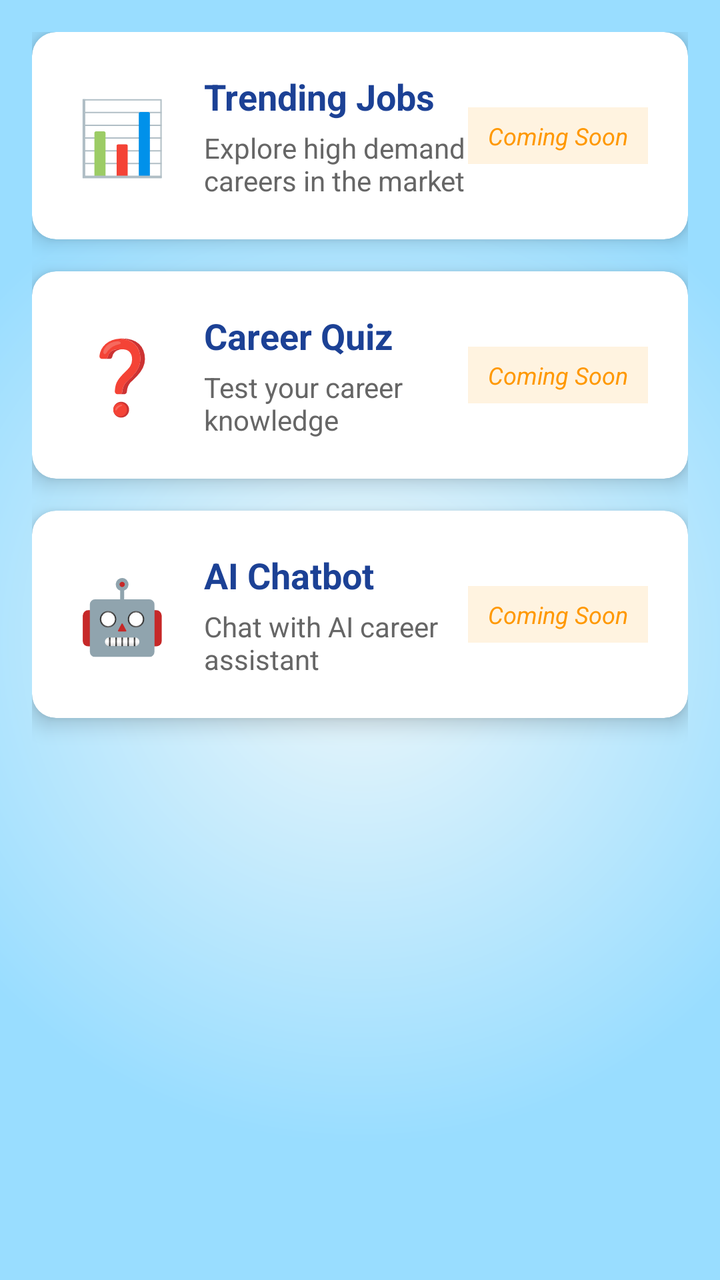
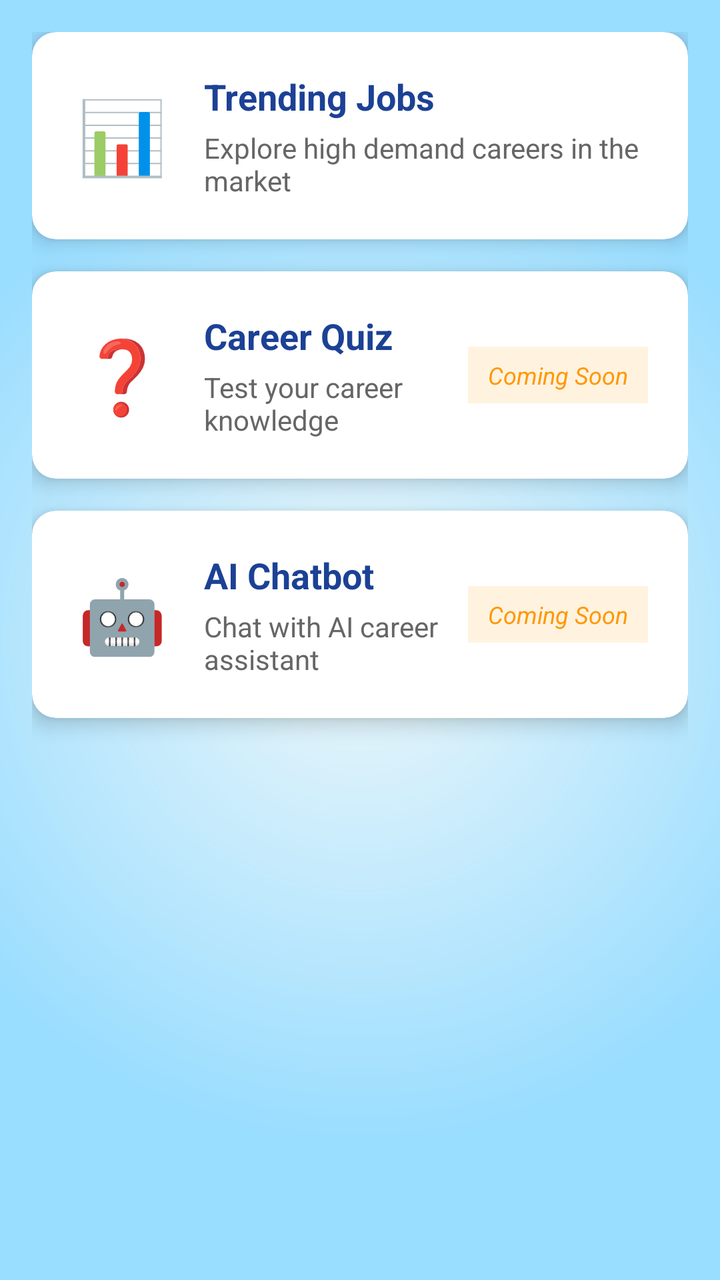

The first picture is an Android layout as it rendered before a commit; the second is the same layout after the commit. The layout source and the unified diff follow.
<!-- AndroidManifest.xml: application theme Theme.AspirePath -->
<!-- res/layout/fragment_home.xml -->
<?xml version="1.0" encoding="utf-8"?>
<ScrollView xmlns:android="http://schemas.android.com/apk/res/android"
    xmlns:app="http://schemas.android.com/apk/res-auto"
    xmlns:tools="http://schemas.android.com/tools"
    android:layout_width="match_parent"
    android:layout_height="match_parent"
    android:background="@drawable/gradient_bg"
    android:fillViewport="true"
    tools:context=".Home">

    <LinearLayout
        android:layout_width="match_parent"
        android:layout_height="wrap_content"
        android:orientation="vertical"
        android:padding="16dp">

        











        
        <androidx.cardview.widget.CardView
            android:id="@+id/cardAnalysis"
            android:layout_width="match_parent"
            android:layout_height="wrap_content"
            android:layout_marginBottom="16dp"
            app:cardCornerRadius="12dp"
            app:cardElevation="6dp"
            android:clickable="true"
            android:focusable="true"
            android:foreground="?attr/selectableItemBackground">

            <LinearLayout
                android:layout_width="match_parent"
                android:layout_height="wrap_content"
                android:orientation="horizontal"
                android:padding="20dp"
                android:gravity="center_vertical">

                <TextView
                    android:layout_width="50dp"
                    android:layout_height="50dp"
                    android:text="📊"
                    android:textSize="36sp"
                    android:gravity="center"/>

                <LinearLayout
                    android:layout_width="0dp"
                    android:layout_height="wrap_content"
                    android:layout_weight="1"
                    android:orientation="vertical"
                    android:layout_marginStart="16dp">

                    <TextView
                        android:layout_width="wrap_content"
                        android:layout_height="wrap_content"
                        android:text="Trending Jobs"
                        android:textSize="18sp"
                        android:textStyle="bold"
                        android:textColor="@color/blue"/>

                    <TextView
                        android:layout_width="wrap_content"
                        android:layout_height="wrap_content"
                        android:text="Explore high demand careers in the market"
                        android:textSize="14sp"
                        android:textColor="#666666"
                        android:layout_marginTop="4dp"/>
                </LinearLayout>

                <TextView
                    android:layout_width="wrap_content"
                    android:layout_height="wrap_content"
                    android:text="Coming Soon"
                    android:textSize="12sp"
                    android:textStyle="italic"
                    android:textColor="#FF9800"
                    android:background="#FFF3E0"
                    android:padding="6dp"
                    android:paddingStart="10dp"
                    android:paddingEnd="10dp"/>
            </LinearLayout>
        </androidx.cardview.widget.CardView>

        
        <androidx.cardview.widget.CardView
            android:id="@+id/cardQuiz"
            android:layout_width="match_parent"
            android:layout_height="wrap_content"
            android:layout_marginBottom="16dp"
            app:cardCornerRadius="12dp"
            app:cardElevation="6dp"
            android:clickable="true"
            android:focusable="true"
            android:foreground="?attr/selectableItemBackground">

            <LinearLayout
                android:layout_width="match_parent"
                android:layout_height="wrap_content"
                android:orientation="horizontal"
                android:padding="20dp"
                android:gravity="center_vertical">

                <TextView
                    android:layout_width="50dp"
                    android:layout_height="50dp"
                    android:text="❓"
                    android:textSize="36sp"
                    android:gravity="center"/>

                <LinearLayout
                    android:layout_width="0dp"
                    android:layout_height="wrap_content"
                    android:layout_weight="1"
                    android:orientation="vertical"
                    android:layout_marginStart="16dp">

                    <TextView
                        android:layout_width="wrap_content"
                        android:layout_height="wrap_content"
                        android:text="Career Quiz"
                        android:textSize="18sp"
                        android:textStyle="bold"
                        android:textColor="@color/blue"/>

                    <TextView
                        android:layout_width="wrap_content"
                        android:layout_height="wrap_content"
                        android:text="Test your career knowledge"
                        android:textSize="14sp"
                        android:textColor="#666666"
                        android:layout_marginTop="4dp"/>
                </LinearLayout>

                <TextView
                    android:layout_width="wrap_content"
                    android:layout_height="wrap_content"
                    android:text="Coming Soon"
                    android:textSize="12sp"
                    android:textStyle="italic"
                    android:textColor="#FF9800"
                    android:background="#FFF3E0"
                    android:padding="6dp"
                    android:paddingStart="10dp"
                    android:paddingEnd="10dp"/>
            </LinearLayout>
        </androidx.cardview.widget.CardView>



        
        <androidx.cardview.widget.CardView
            android:id="@+id/cardChatbot"
            android:layout_width="match_parent"
            android:layout_height="wrap_content"
            android:layout_marginBottom="16dp"
            app:cardCornerRadius="12dp"
            app:cardElevation="6dp"
            android:clickable="true"
            android:focusable="true"
            android:foreground="?attr/selectableItemBackground">

            <LinearLayout
                android:layout_width="match_parent"
                android:layout_height="wrap_content"
                android:orientation="horizontal"
                android:padding="20dp"
                android:gravity="center_vertical">

                <TextView
                    android:layout_width="50dp"
                    android:layout_height="50dp"
                    android:text="🤖"
                    android:textSize="36sp"
                    android:gravity="center"/>

                <LinearLayout
                    android:layout_width="0dp"
                    android:layout_height="wrap_content"
                    android:layout_weight="1"
                    android:orientation="vertical"
                    android:layout_marginStart="16dp">

                    <TextView
                        android:layout_width="wrap_content"
                        android:layout_height="wrap_content"
                        android:text="AI Chatbot"
                        android:textSize="18sp"
                        android:textStyle="bold"
                        android:textColor="@color/blue"/>

                    <TextView
                        android:layout_width="wrap_content"
                        android:layout_height="wrap_content"
                        android:text="Chat with AI career assistant"
                        android:textSize="14sp"
                        android:textColor="#666666"
                        android:layout_marginTop="4dp"/>
                </LinearLayout>

                <TextView
                    android:layout_width="wrap_content"
                    android:layout_height="wrap_content"
                    android:text="Coming Soon"
                    android:textSize="12sp"
                    android:textStyle="italic"
                    android:textColor="#FF9800"
                    android:background="#FFF3E0"
                    android:padding="6dp"
                    android:paddingStart="10dp"
                    android:paddingEnd="10dp"/>
            </LinearLayout>
        </androidx.cardview.widget.CardView>

    </LinearLayout>

</ScrollView>
<!-- resources referenced by this layout -->
<resources>
  <color name="blue">#1C4195</color>
  <!-- drawable gradient_bg (drawable) -->
  <?xml version="1.0" encoding="utf-8"?>
  <shape xmlns:android="http://schemas.android.com/apk/res/android"
      android:shape="rectangle">
      <gradient
          android:startColor="#edf7fa"
          android:endColor="#99ddff"
          android:gradientRadius="70%p"
          android:type="radial"
          android:centerX="0.5"
          android:centerY="0.5"
          android:dither="true" />
  </shape>
  <style name="Theme.AspirePath" parent="Base.Theme.AspirePath" />
  <style name="Base.Theme.AspirePath" parent="Theme.Material3.DayNight.NoActionBar">
          
          <item name="colorPrimary">@color/blue</item>
          <item name="colorPrimaryVariant">#0073e6</item>
          <item name="colorOnPrimary">@color/white</item>
          <item name="android:statusBarColor">#0073e6</item>
          
      </style>
  <color name="white">#FFFFFFFF</color>
</resources>

<!-- the commit's change to res/layout/fragment_home.xml (unified diff, before → after) -->
@@ -76,6 +76,60 @@
                         android:layout_marginTop="4dp"/>
                 </LinearLayout>
 
+
+            </LinearLayout>
+        </androidx.cardview.widget.CardView>
+
+        
+        <androidx.cardview.widget.CardView
+            android:id="@+id/cardQuiz"
+            android:layout_width="match_parent"
+            android:layout_height="wrap_content"
+            android:layout_marginBottom="16dp"
+            app:cardCornerRadius="12dp"
+            app:cardElevation="6dp"
+            android:clickable="true"
+            android:focusable="true"
+            android:foreground="?attr/selectableItemBackground">
+
+            <LinearLayout
+                android:layout_width="match_parent"
+                android:layout_height="wrap_content"
+                android:orientation="horizontal"
+                android:padding="20dp"
+                android:gravity="center_vertical">
+
+                <TextView
+                    android:layout_width="50dp"
+                    android:layout_height="50dp"
+                    android:text="❓"
+                    android:textSize="36sp"
+                    android:gravity="center"/>
+
+                <LinearLayout
+                    android:layout_width="0dp"
+                    android:layout_height="wrap_content"
+                    android:layout_weight="1"
+                    android:orientation="vertical"
+                    android:layout_marginStart="16dp">
+
+                    <TextView
+                        android:layout_width="wrap_content"
+                        android:layout_height="wrap_content"
+                        android:text="Career Quiz"
+                        android:textSize="18sp"
+                        android:textStyle="bold"
+                        android:textColor="@color/blue"/>
+
+                    <TextView
+                        android:layout_width="wrap_content"
+                        android:layout_height="wrap_content"
+                        android:text="Test your career knowledge"
+                        android:textSize="14sp"
+                        android:textColor="#666666"
+                        android:layout_marginTop="4dp"/>
+                </LinearLayout>
+
                 <TextView
                     android:layout_width="wrap_content"
                     android:layout_height="wrap_content"
@@ -90,9 +144,11 @@
             </LinearLayout>
         </androidx.cardview.widget.CardView>
 
+
+
         
         <androidx.cardview.widget.CardView
-            android:id="@+id/cardQuiz"
+            android:id="@+id/cardChatbot"
             android:layout_width="match_parent"
             android:layout_height="wrap_content"
             android:layout_marginBottom="16dp"
@@ -112,7 +168,7 @@
                 <TextView
                     android:layout_width="50dp"
                     android:layout_height="50dp"
-                    android:text="❓"
+                    android:text="🤖"
                     android:textSize="36sp"
                     android:gravity="center"/>
 
@@ -126,7 +182,7 @@
                     <TextView
                         android:layout_width="wrap_content"
                         android:layout_height="wrap_content"
-                        android:text="Career Quiz"
+                        android:text="AI Chatbot"
                         android:textSize="18sp"
                         android:textStyle="bold"
                         android:textColor="@color/blue"/>
@@ -134,7 +190,7 @@
                     <TextView
                         android:layout_width="wrap_content"
                         android:layout_height="wrap_content"
-                        android:text="Test your career knowledge"
+                        android:text="Chat with AI career assistant"
                         android:textSize="14sp"
                         android:textColor="#666666"
                         android:layout_marginTop="4dp"/>
@@ -154,72 +210,6 @@
             </LinearLayout>
         </androidx.cardview.widget.CardView>
 
-
-
-        
-        <androidx.cardview.widget.CardView
-            android:id="@+id/cardChatbot"
-            android:layout_width="match_parent"
-            android:layout_height="wrap_content"
-            android:layout_marginBottom="16dp"
-            app:cardCornerRadius="12dp"
-            app:cardElevation="6dp"
-            android:clickable="true"
-            android:focusable="true"
-            android:foreground="?attr/selectableItemBackground">
-
-            <LinearLayout
-                android:layout_width="match_parent"
-                android:layout_height="wrap_content"
-                android:orientation="horizontal"
-                android:padding="20dp"
-                android:gravity="center_vertical">
-
-                <TextView
-                    android:layout_width="50dp"
-                    android:layout_height="50dp"
-                    android:text="🤖"
-                    android:textSize="36sp"
-                    android:gravity="center"/>
-
-                <LinearLayout
-                    android:layout_width="0dp"
-                    android:layout_height="wrap_content"
-                    android:layout_weight="1"
-                    android:orientation="vertical"
-                    android:layout_marginStart="16dp">
-
-                    <TextView
-                        android:layout_width="wrap_content"
-                        android:layout_height="wrap_content"
-                        android:text="AI Chatbot"
-                        android:textSize="18sp"
-                        android:textStyle="bold"
-                        android:textColor="@color/blue"/>
-
-                    <TextView
-                        android:layout_width="wrap_content"
-                        android:layout_height="wrap_content"
-                        android:text="Chat with AI career assistant"
-                        android:textSize="14sp"
-                        android:textColor="#666666"
-                        android:layout_marginTop="4dp"/>
-                </LinearLayout>
-
-                <TextView
-                    android:layout_width="wrap_content"
-                    android:layout_height="wrap_content"
-                    android:text="Coming Soon"
-                    android:textSize="12sp"
-                    android:textStyle="italic"
-                    android:textColor="#FF9800"
-                    android:background="#FFF3E0"
-                    android:padding="6dp"
-                    android:paddingStart="10dp"
-                    android:paddingEnd="10dp"/>
-            </LinearLayout>
-        </androidx.cardview.widget.CardView>
-
     </LinearLayout>
 
 </ScrollView>
